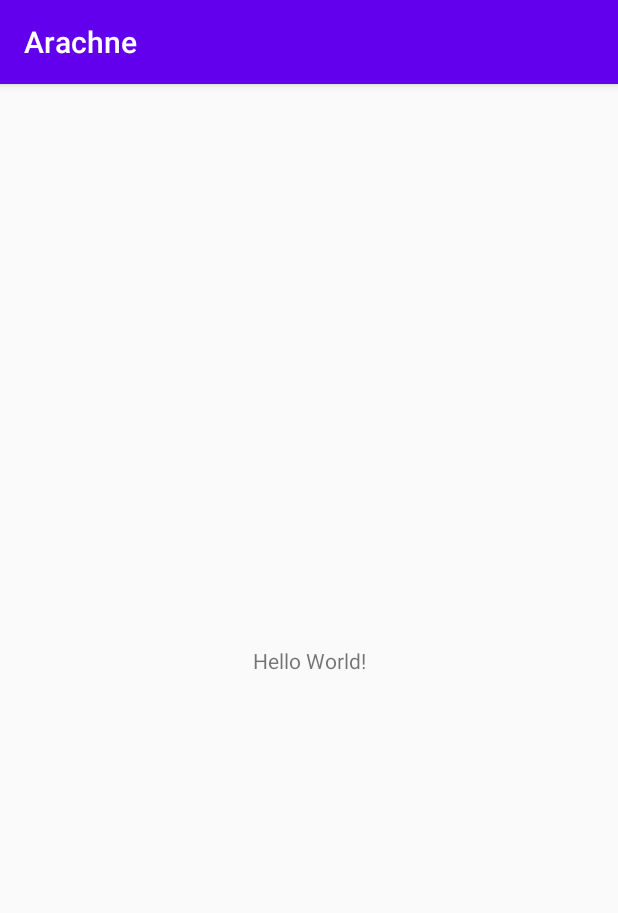
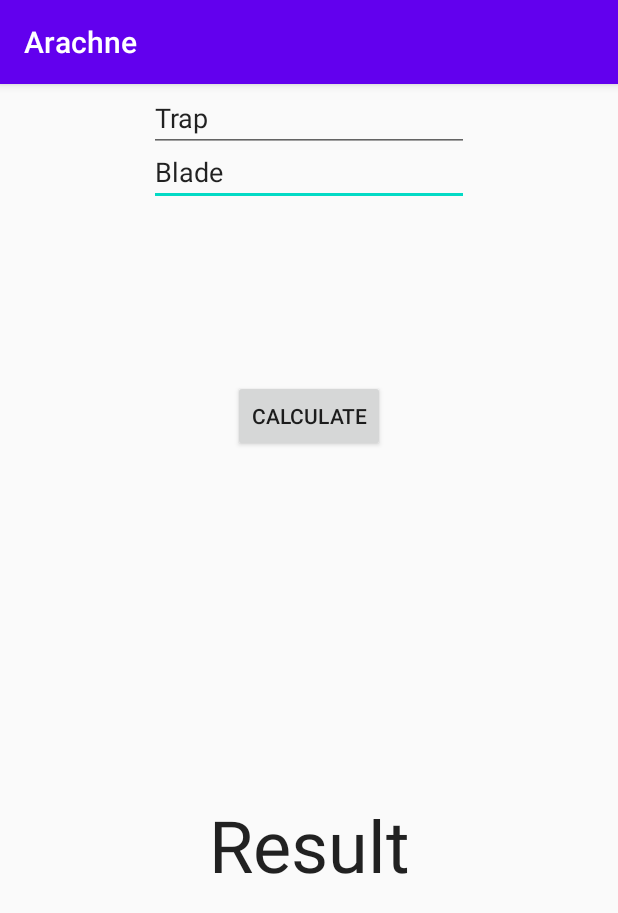
Before and after one commit to alexisveryreal/Arachne, an Android app: the screen it shows after launch (MainActivity), on a phone screen of 412 x 824 dp. Shown: the top 913 px of the screen. Run offline under Robolectric (Android 15) with nearby library versions, the light colour scheme and no system bars.

```diff
--- a/src/studio/app/src/main/java/com/example/arachne/MainActivity.java
+++ b/src/studio/app/src/main/java/com/example/arachne/MainActivity.java
@@ -2,7 +2,14 @@
 
 import androidx.appcompat.app.AppCompatActivity;
 
+import android.annotation.SuppressLint;
 import android.os.Bundle;
+import android.view.View;
+import android.widget.Button;
+import android.widget.EditText;
+import android.widget.TextView;
+
+import static java.lang.String.*;
 
 public class MainActivity extends AppCompatActivity {
 
@@ -10,5 +17,22 @@
     protected void onCreate(Bundle savedInstanceState) {
         super.onCreate(savedInstanceState);
         setContentView(R.layout.activity_main);
+
+        Button addBtn = (Button) findViewById(R.id.addBtn);
+        addBtn.setOnClickListener(new View.OnClickListener(){
+            @SuppressLint("DefaultLocale")
+            @Override
+            public void onClick(View view){
+                EditText firstNumEditText = (EditText) findViewById(R.id.firstNumEditText);
+                EditText secondNumEditText = (EditText) findViewById(R.id.secondNumEditText);
+                TextView resultTextView = (TextView) findViewById(R.id.resultTextView);
+
+                int num1 = Integer.parseInt(firstNumEditText.getText().toString());
+                int num2 = Integer.parseInt(secondNumEditText.getText().toString());
+                int result = num1 + num2;
+                resultTextView.setText(format("%d", result));
+
+            }
+        });
     }
 }
--- a/src/studio/app/src/main/res/layout/activity_main.xml
+++ b/src/studio/app/src/main/res/layout/activity_main.xml
@@ -6,13 +6,49 @@
     android:layout_height="match_parent"
     tools:context=".MainActivity">
 
-    <TextView
+    <EditText
+        android:id="@+id/firstNumEditText"
         android:layout_width="wrap_content"
         android:layout_height="wrap_content"
-        android:text="Hello World!"
-        app:layout_constraintBottom_toBottomOf="parent"
-        app:layout_constraintLeft_toLeftOf="parent"
-        app:layout_constraintRight_toRightOf="parent"
+        android:layout_marginTop="36dp"
+        android:ems="10"
+        android:hint="@android:string/emptyPhoneNumber"
+        android:inputType="number"
+        android:text="Blade"
+        app:layout_constraintEnd_toEndOf="parent"
+        app:layout_constraintStart_toStartOf="parent"
         app:layout_constraintTop_toTopOf="parent" />
 
+    <EditText
+        android:id="@+id/secondNumEditText"
+        android:layout_width="wrap_content"
+        android:layout_height="wrap_content"
+        android:ems="10"
+        android:inputType="number"
+        android:text="Trap"
+        app:layout_constraintEnd_toEndOf="parent"
+        app:layout_constraintStart_toStartOf="parent"
+        tools:layout_editor_absoluteY="123dp" />
+
+    <Button
+        android:id="@+id/addBtn"
+        android:layout_width="wrap_content"
+        android:layout_height="wrap_content"
+        android:layout_marginTop="152dp"
+        android:text="Calculate"
+        app:layout_constraintEnd_toEndOf="parent"
+        app:layout_constraintStart_toStartOf="parent"
+        app:layout_constraintTop_toBottomOf="@+id/secondNumEditText" />
+
+    <TextView
+        android:id="@+id/resultTextView"
+        android:layout_width="wrap_content"
+        android:layout_height="wrap_content"
+        android:text="Result"
+        android:textAppearance="@style/TextAppearance.AppCompat.Large"
+        android:textSize="48sp"
+        app:layout_constraintBottom_toBottomOf="parent"
+        app:layout_constraintEnd_toEndOf="parent"
+        app:layout_constraintStart_toStartOf="parent"
+        app:layout_constraintTop_toBottomOf="@+id/addBtn" />
 </androidx.constraintlayout.widget.ConstraintLayout>
```
Also changed, not shown: 2 other files.
